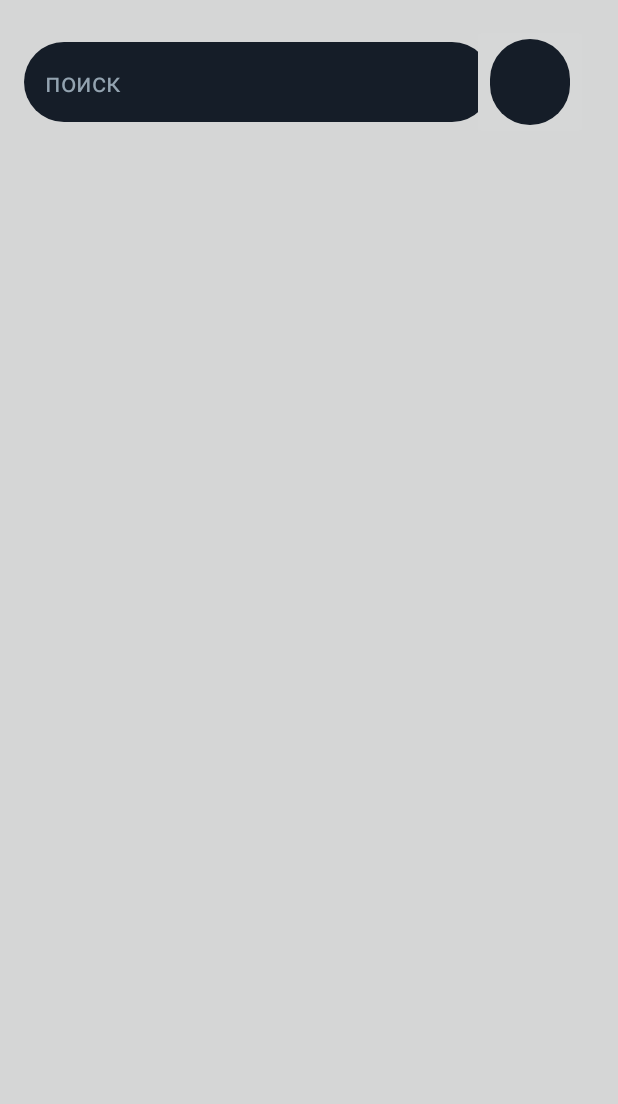
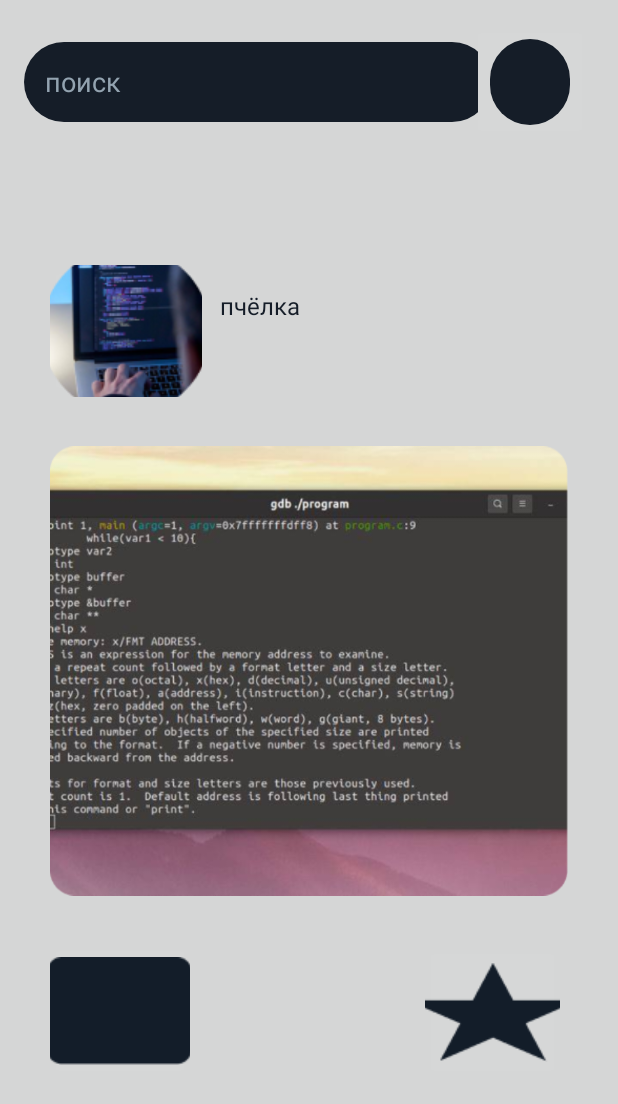
Before and after one commit to Aids1999/Project, an Android app: the SecondActivty screen opened directly, with no data from a screen before it, on a phone screen of 412 x 824 dp. Shown: the top 1104 px of the screen. Run offline under Robolectric (Android 15) with nearby library versions, the light colour scheme and no system bars.

Commit message:
Сделал переход со второго экрана на 3 и 4 и из 3456 экранов на 2.
-Добавил два класса(UserListItem, UserListItemAdapter) для создания recyclerView
-Добавил классы для экранов(Screen 3,4,5,6) и в них обработал нажатие на кнопку back
-Создал recyclerView для 2 экрана и обработал нажатия на элементы recyclerView

```diff
--- a/app/src/main/java/com/example/bestproject/SecondActivty.java
+++ b/app/src/main/java/com/example/bestproject/SecondActivty.java
@@ -1,14 +1,67 @@
 package com.example.bestproject;
 
 import androidx.appcompat.app.AppCompatActivity;
+import androidx.recyclerview.widget.RecyclerView;
 
+import android.annotation.SuppressLint;
+import android.content.Intent;
 import android.os.Bundle;
+import android.view.View;
+import android.widget.Button;
+import android.widget.ImageButton;
+import android.widget.Toast;
+
+import java.util.ArrayList;
+import java.util.List;
 
 public class SecondActivty extends AppCompatActivity {
+
+    List<UserListItem> userListItems = new ArrayList<UserListItem>();
+
 
     @Override
     protected void onCreate(Bundle savedInstanceState) {
         super.onCreate(savedInstanceState);
         setContentView(R.layout.screen2);
+
+        setInitialData();
+
+        RecyclerView recyclerView = findViewById(R.id.list_item);
+
+        ImageButton imageButton = findViewById(R.id.account);
+        {
+            View.OnClickListener goToComment = new View.OnClickListener() {
+                @Override
+                public void onClick(View v) {
+                    Intent intent = new Intent(SecondActivty.this, Screen3Activity.class);
+                    startActivity(intent);
+                }
+            };
+            imageButton.setOnClickListener(goToComment);
+        }
+
+        UserListItemAdapter.OnStateClickListener stateClickListener = new UserListItemAdapter.OnStateClickListener() {
+            @Override
+            public void onStateClick(UserListItem userListItem, int position) {
+                ImageButton imageButton = findViewById(R.id.order);//название id не менять, при измене вылетает приложение
+                View.OnClickListener goToAccount = new View.OnClickListener() {
+                    @Override
+                    public void onClick(View v) {
+                        Intent intent = new Intent(SecondActivty.this, Screen4Activity.class);
+                        startActivity(intent);
+                    }
+                };
+                imageButton.setOnClickListener(goToAccount);
+            }
+        };
+
+        UserListItemAdapter adapter = new UserListItemAdapter(this, userListItems, stateClickListener);
+
+        recyclerView.setAdapter(adapter);
+    }
+
+    private void setInitialData() {
+        userListItems.add( new UserListItem(R.drawable.img_2, R.drawable.img_3, "пчёлка"));
+        userListItems.add( new UserListItem(R.drawable.img_2, R.drawable.img_4, "пчёлка"));
     }
 }
--- /dev/null
+++ b/app/src/main/java/com/example/bestproject/UserListItem.java
@@ -0,0 +1,44 @@
+package com.example.bestproject;
+
+
+import android.widget.ImageButton;
+import android.widget.ImageView;
+
+public class UserListItem {
+    //поля сущности
+    private int account;
+    private int imageView;
+    private String name;
+
+
+    public UserListItem(int account, int imageView, String name) {
+        this.account = account;
+        this.imageView = imageView;
+        this.name = name;
+
+    }
+
+    public int getAccount() {
+        return account;
+    }
+
+    public void setAccount(int account) {
+        this.account = account;
+    }
+
+    public int getImageView() {
+        return imageView;
+    }
+
+    public void setImageView(int imageView) {
+        this.imageView = imageView;
+    }
+
+    public String getName() {
+        return name;
+    }
+
+    public void setName(String name) {
+        this.name = name;
+    }
+}
--- /dev/null
+++ b/app/src/main/java/com/example/bestproject/UserListItemAdapter.java
@@ -0,0 +1,72 @@
+package com.example.bestproject;
+
+import android.annotation.SuppressLint;
+import android.content.Context;
+import android.view.LayoutInflater;
+import android.view.View;
+import android.view.ViewGroup;
+import android.widget.ImageView;
+import android.widget.TextView;
+
+import androidx.annotation.NonNull;
+import androidx.recyclerview.widget.RecyclerView;
+
+import java.util.List;
+
+public class UserListItemAdapter extends RecyclerView.Adapter<UserListItemAdapter.ViewHolder>{
+
+    interface OnStateClickListener{
+        void onStateClick(UserListItem userListItem, int position);
+    }
+
+    //поля адаптера
+    private final OnStateClickListener onClickListener;
+    private final LayoutInflater inflater;
+    private final List<UserListItem> userListItems;
+
+    public UserListItemAdapter(Context context, List<UserListItem> userListItems, OnStateClickListener onClickListener) {
+        this.onClickListener = onClickListener;
+        this.inflater = LayoutInflater.from(context);
+        this.userListItems = userListItems;
+    }
+
+    @NonNull
+    @Override
+    public ViewHolder onCreateViewHolder(@NonNull ViewGroup parent, int viewType) {
+        View view = inflater.inflate(R.layout.list_item, parent, false);
+        return new ViewHolder(view);
+    }
+
+    @Override
+    public void onBindViewHolder(UserListItemAdapter.ViewHolder holder, @SuppressLint("RecyclerView") int position) {
+        UserListItem userListItem = userListItems.get(position);
+        holder.account.setImageResource(userListItem.getAccount());
+        holder.name.setText(userListItem.getName());
+        holder.imageView.setImageResource(userListItem.getImageView());
+
+        holder.itemView.setOnClickListener(new View.OnClickListener(){
+            @Override
+            public void onClick(View v) {
+                onClickListener.onStateClick(userListItem, position);
+            }
+        });
+    }
+
+    @Override
+    public int getItemCount() {
+        return userListItems.size();
+    }
+
+    public static class ViewHolder extends RecyclerView.ViewHolder {
+
+        final ImageView account, imageView;
+        final TextView name;
+
+        ViewHolder(View view) {
+            super(view);
+            account = view.findViewById(R.id.Account);
+            imageView = view.findViewById(R.id.imageView);
+            name = view.findViewById(R.id.Name);
+        }
+    }
+}
--- a/app/src/main/res/layout/list_item.xml
+++ b/app/src/main/res/layout/list_item.xml
@@ -8,8 +8,8 @@
 
     <ImageButton
         android:id="@+id/Account"
-        android:layout_width="90dp"
-        android:layout_height="90dp"
+        android:layout_width="101dp"
+        android:layout_height="88dp"
         android:layout_marginStart="32dp"
         android:layout_marginTop="32dp"
         android:contentDescription="@string/app_name"
@@ -31,7 +31,7 @@
         app:layout_constraintTop_toTopOf="parent" />
 
     <ImageView
-        android:id="@+id/imageView2"
+        android:id="@+id/imageView"
         android:layout_width="345dp"
         android:layout_height="345dp"
         android:layout_marginStart="32dp"
@@ -44,4 +44,24 @@
         app:srcCompat="@drawable/shape"
         tools:ignore="MissingConstraints" />
 
+    <ImageButton
+        android:id="@+id/order"
+        android:layout_width="93dp"
+        android:layout_height="92dp"
+        android:layout_marginStart="32dp"
+        android:layout_marginTop="8dp"
+        app:layout_constraintStart_toStartOf="parent"
+        app:layout_constraintTop_toBottomOf="@+id/imageView"
+        app:srcCompat="@drawable/img" />
+
+    <ImageButton
+        android:id="@+id/review"
+        android:layout_width="90dp"
+        android:layout_height="90dp"
+        android:layout_marginTop="10dp"
+        android:layout_marginEnd="37dp"
+        app:layout_constraintEnd_toEndOf="parent"
+        app:layout_constraintTop_toBottomOf="@+id/imageView"
+        app:srcCompat="@drawable/img_1" />
+
 </androidx.constraintlayout.widget.ConstraintLayout>
--- a/app/src/main/res/layout/screen2.xml
+++ b/app/src/main/res/layout/screen2.xml
@@ -34,9 +34,12 @@
         app:srcCompat="@drawable/shape" />
 
     <androidx.recyclerview.widget.RecyclerView
+        android:id="@+id/list_item"
         android:layout_width="409dp"
         android:layout_height="636dp"
         android:layout_marginTop="20dp"
+        app:layoutManager="androidx.recyclerview.widget.LinearLayoutManager"
+        app:layout_constraintBottom_toBottomOf="parent"
         app:layout_constraintEnd_toEndOf="parent"
         app:layout_constraintStart_toStartOf="parent"
         app:layout_constraintTop_toBottomOf="@+id/search" />
```
Also changed, not shown: app/src/main/AndroidManifest.xml (+15 -0 lines), app/src/main/java/com/example/bestproject/Screen3Activity.java (added, +29 -0 lines), app/src/main/java/com/example/bestproject/Screen4Activity.java (added, +29 -0 lines), app/src/main/java/com/example/bestproject/Screen5Activity.java (added, +29 -0 lines), app/src/main/java/com/example/bestproject/Screen6Activity.java (added, +29 -0 lines), app/src/main/res/drawable/img.png (added), app/src/main/res/drawable/img_1.png (added), app/src/main/res/drawable/img_2.png (added), app/src/main/res/drawable/img_3.png (added), app/src/main/res/drawable/img_4.png (added).
